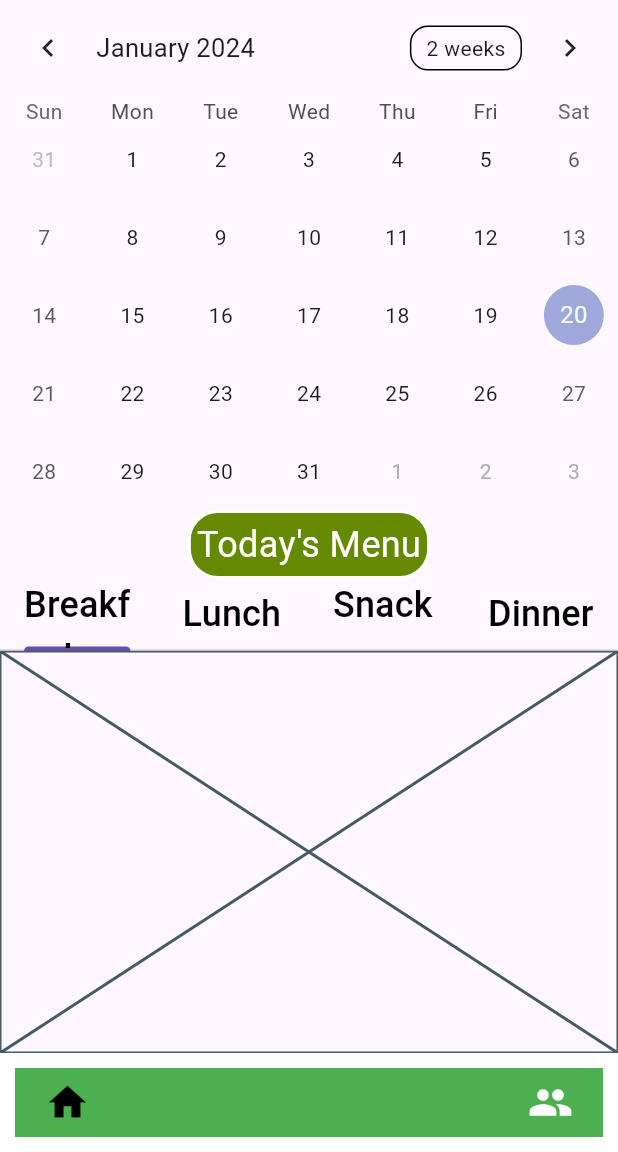
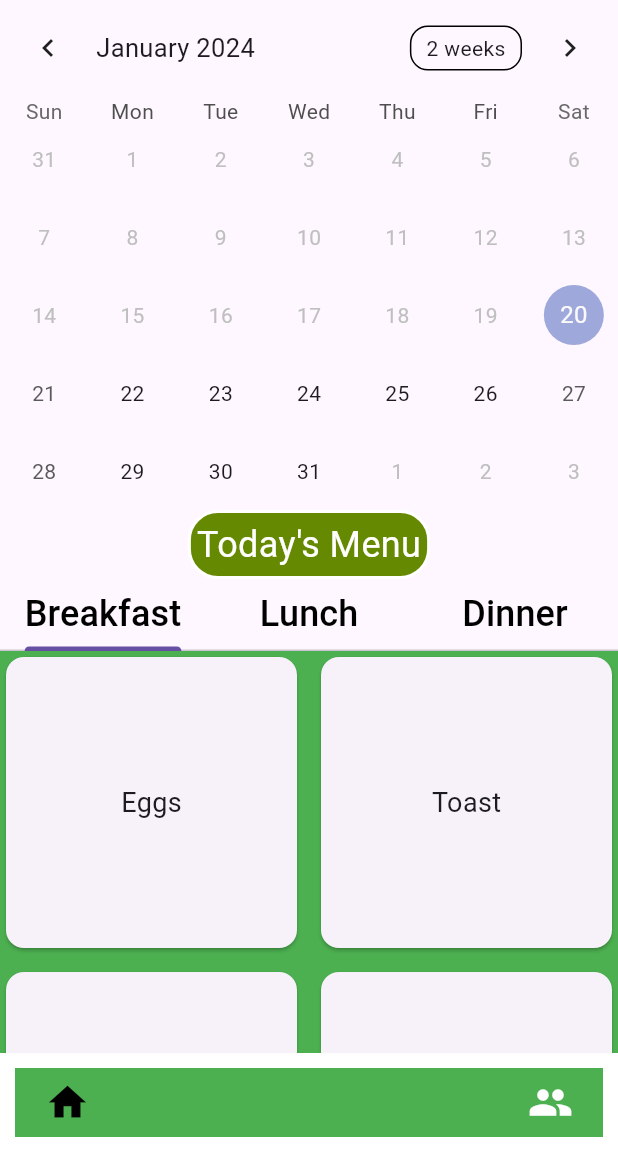
Before and after one commit to Antrimo/Mess-App, a Flutter app: the screen it shows after launch, on a phone screen of 412 x 824 dp, the part 84-1236 px from its top. Run offline on Flutter 3.47's test engine with Material 3 defaults, Android fonts, the phone set to English and light mode, and no system bars; drawn by our look-alikes of google_nav_bar, table_calendar; Roboto replaces fonts that are missing (Cursive).

Commit message:
itemslist gridview structure

```diff
--- a/lib/Screens/breakfast.dart
+++ b/lib/Screens/breakfast.dart
@@ -8,8 +8,40 @@ class Breakfast extends StatefulWidget {
 }
 
 class _BreakfastState extends State<Breakfast> {
+  // List of food items for breakfast
+  List<List<String>> breakfastItems = [
+    ['Eggs', 'Toast'],
+    ['Oatmeal', 'Fruit Salad'],
+    ['Pancakes', 'Smoothie'],
+  ];
+
   @override
   Widget build(BuildContext context) {
-    return const Placeholder();
+    return Scaffold(
+      backgroundColor: Colors.green,
+      body: Center(
+        child: GridView.builder(
+          gridDelegate: const SliverGridDelegateWithFixedCrossAxisCount(
+            crossAxisCount: 2,
+            crossAxisSpacing: 8.0,
+            mainAxisSpacing: 8.0,
+          ),
+          itemCount: breakfastItems.length * 2, // Adjust as needed
+          itemBuilder: (BuildContext context, int index) {
+            int row = index ~/ 2;
+            int col = index % 2;
+
+            return Card(
+              child: Center(
+                child: Text(
+                  breakfastItems[row][col],
+                  style: const TextStyle(fontSize: 18.0),
+                ),
+              ),
+            );
+          },
+        ),
+      ),
+    );
   }
 }
--- a/lib/Screens/mess.dart
+++ b/lib/Screens/mess.dart
@@ -13,6 +13,12 @@ class Mess extends StatefulWidget {
 }
 
 class _MessState extends State<Mess> {
+  CalendarFormat _calendarFormat = CalendarFormat.month;
+  DateTime _focusedDay = DateTime.now();
+  DateTime? _selectedDay;
+
+  DateTime now = DateTime.now();
+
   @override
   Widget build(BuildContext context) {
     return Scaffold(
@@ -32,12 +38,30 @@ class _MessState extends State<Mess> {
       body: Column(
         children: [
           TableCalendar(
-            firstDay: DateTime.utc(2024, 1, 1),
-            lastDay: DateTime.utc(2030, 3, 14),
+            firstDay: DateTime.now(),
+            lastDay: DateTime.utc(now.year, now.month + 1, 0),
             focusedDay: DateTime.now(),
             calendarFormat: CalendarFormat.month,
+            selectedDayPredicate: (day) {
+              return isSameDay(_selectedDay, day);
+            },
+            onDaySelected: (selectedDay, focusedDay) {
+              setState(() {
+                _selectedDay = selectedDay;
+                _focusedDay = focusedDay;
+              });
+            },
+            onFormatChanged: (format) {
+              if (_calendarFormat != format) {
+                // Call `setState()` when updating calendar format
+                setState(() {
+                  _calendarFormat = format;
+                });
+              }
+            },
             onPageChanged: (focusedDay) {
-              //print("Page changed to $focusedDay");
+              // No need to call `setState()` here
+              _focusedDay = focusedDay;
             },
           ),
           Container(
@@ -88,16 +112,6 @@ class _MessState extends State<Mess> {
                     ),
                     Tab(
                       child: Text(
-                        'Snacks',
-                        style: TextStyle(
-                          color: Colors.black,
-                          fontFamily: "Cursive",
-                          fontSize: 24,
-                        ),
-                      ),
-                    ),
-                    Tab(
-                      child: Text(
                         'Dinner',
                         style: TextStyle(
                           color: Colors.black,
@@ -125,3 +139,9 @@ class _MessState extends State<Mess> {
     );
   }
 }
+
+bool isSameDay(DateTime? selectedDay, DateTime dayToCheck) {
+  return selectedDay?.year == dayToCheck.year &&
+      selectedDay?.month == dayToCheck.month &&
+      selectedDay?.day == dayToCheck.day;
+}
```
Also changed, not shown: lib/Screens/dinner.dart (+31 -1 lines), lib/Screens/lunch.dart (+30 -2 lines).
